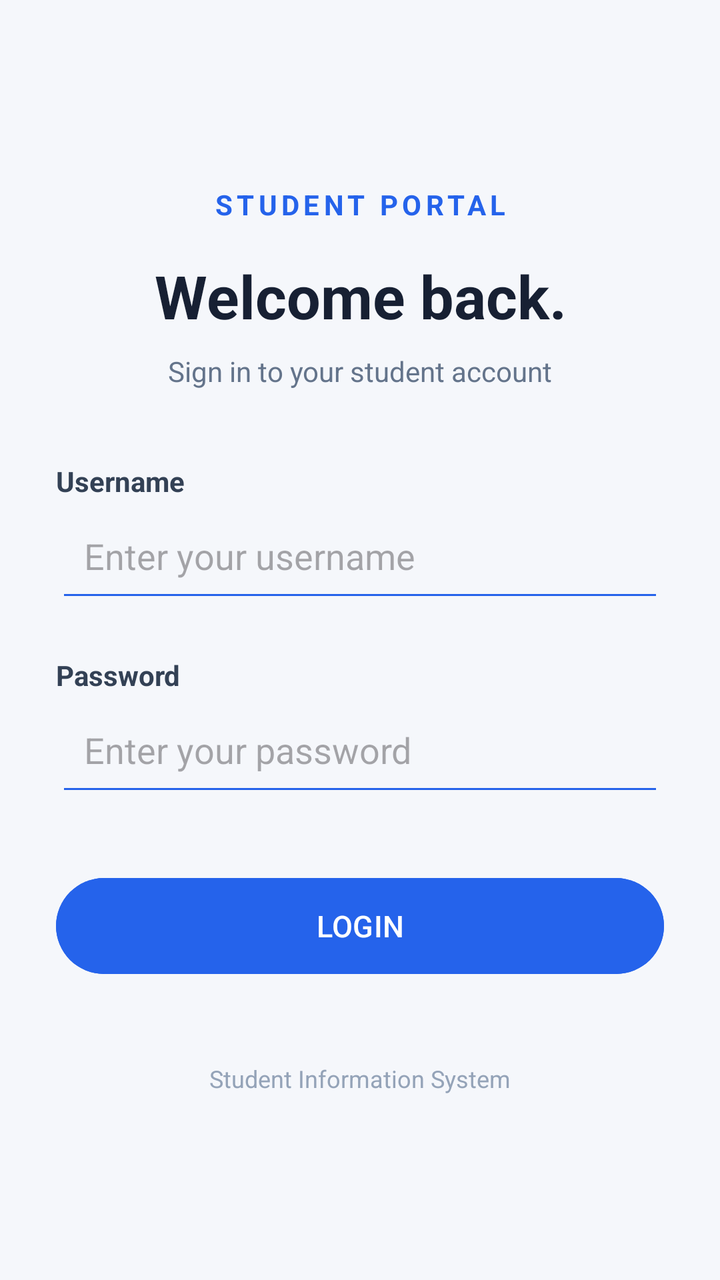
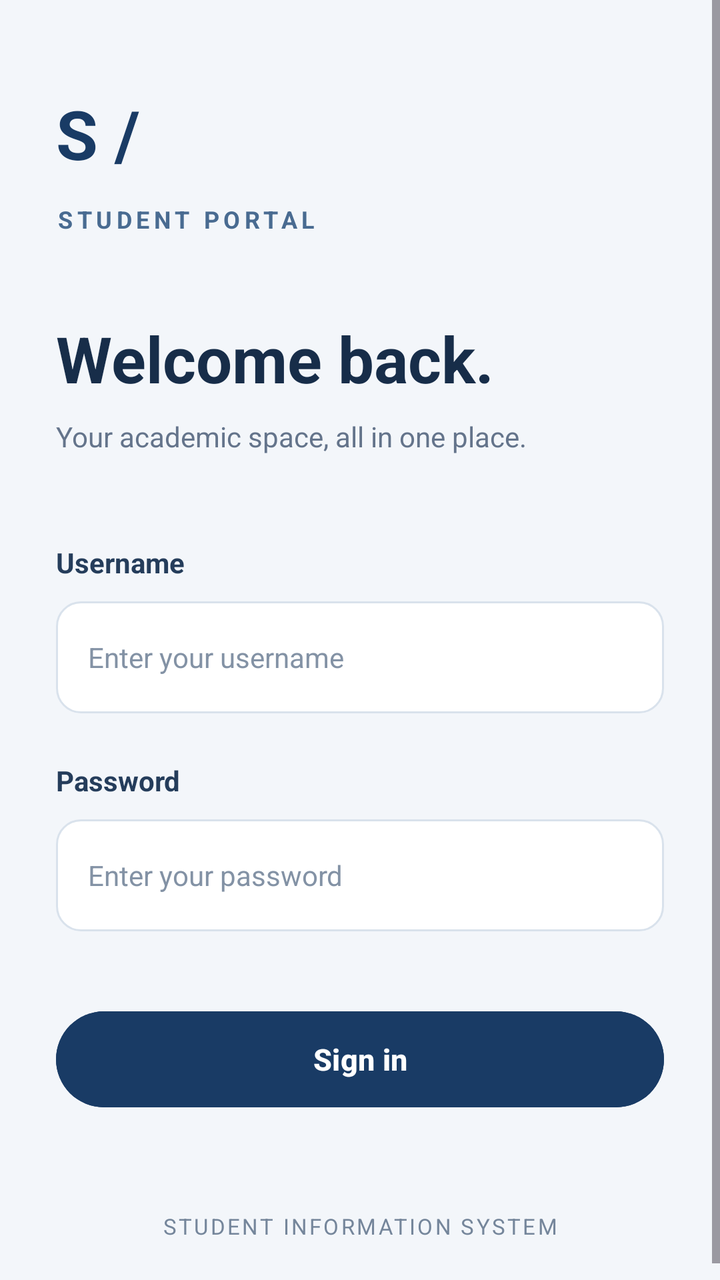

An Android layout rendered at two revisions. The XML below is the earlier revision; the diff shows what the commit changed to produce the second picture.
<!-- AndroidManifest.xml: application theme Theme.StudentInfoSystem -->
<!-- res/layout/activity_main.xml -->
<?xml version="1.0" encoding="utf-8"?>
<ScrollView
    xmlns:android="http://schemas.android.com/apk/res/android"
    android:layout_width="match_parent"
    android:layout_height="match_parent"
    android:fillViewport="true"
    android:background="#F5F7FB">

    <LinearLayout
        android:layout_width="match_parent"
        android:layout_height="wrap_content"
        android:orientation="vertical"
        android:gravity="center"
        android:padding="28dp">

        <TextView
            android:layout_width="match_parent"
            android:layout_height="wrap_content"
            android:text="STUDENT PORTAL"
            android:textColor="#2563EB"
            android:textSize="14sp"
            android:textStyle="bold"
            android:gravity="center"
            android:letterSpacing="0.15" />

        <TextView
            android:layout_width="match_parent"
            android:layout_height="wrap_content"
            android:text="Welcome back."
            android:textColor="#172033"
            android:textSize="30sp"
            android:textStyle="bold"
            android:gravity="center"
            android:layout_marginTop="16dp" />

        <TextView
            android:layout_width="match_parent"
            android:layout_height="wrap_content"
            android:text="Sign in to your student account"
            android:textColor="#64748B"
            android:textSize="14sp"
            android:gravity="center"
            android:layout_marginTop="8dp"
            android:layout_marginBottom="36dp" />

        <TextView
            android:layout_width="match_parent"
            android:layout_height="wrap_content"
            android:text="Username"
            android:textColor="#334155"
            android:textStyle="bold"
            android:textSize="14sp" />

        <EditText
            android:id="@+id/etUsername"
            android:layout_width="match_parent"
            android:layout_height="56dp"
            android:hint="Enter your username"
            android:inputType="text"
            android:singleLine="true"
            android:padding="14dp"
            android:backgroundTint="#2563EB" />

        <TextView
            android:layout_width="match_parent"
            android:layout_height="wrap_content"
            android:text="Password"
            android:textColor="#334155"
            android:textStyle="bold"
            android:textSize="14sp"
            android:layout_marginTop="22dp" />

        <EditText
            android:id="@+id/etPassword"
            android:layout_width="match_parent"
            android:layout_height="56dp"
            android:hint="Enter your password"
            android:inputType="textPassword"
            android:singleLine="true"
            android:padding="14dp"
            android:backgroundTint="#2563EB" />

        <Button
            android:id="@+id/btnLogin"
            android:layout_width="match_parent"
            android:layout_height="56dp"
            android:layout_marginTop="32dp"
            android:text="LOGIN"
            android:textSize="15sp"
            android:textColor="#FFFFFF"
            android:backgroundTint="#2563EB" />

        <TextView
            android:layout_width="match_parent"
            android:layout_height="wrap_content"
            android:text="Student Information System"
            android:textSize="12sp"
            android:textColor="#94A3B8"
            android:gravity="center"
            android:layout_marginTop="40dp" />

    </LinearLayout>
</ScrollView>
<!-- resources referenced by this layout -->
<resources>
  <style name="Theme.StudentInfoSystem" parent="Base.Theme.StudentInfoSystem" />
  <style name="Base.Theme.StudentInfoSystem" parent="Theme.Material3.DayNight.NoActionBar">
          
          
      </style>
</resources>

<!-- the commit's change to res/layout/activity_main.xml (unified diff, before → after) -->
@@ -1,103 +1,148 @@
 <?xml version="1.0" encoding="utf-8"?>
 <ScrollView
     xmlns:android="http://schemas.android.com/apk/res/android"
+    android:id="@+id/main"
     android:layout_width="match_parent"
     android:layout_height="match_parent"
-    android:fillViewport="true"
-    android:background="#F5F7FB">
+    android:background="#F3F6FA"
+    android:fillViewport="true">
 
     <LinearLayout
         android:layout_width="match_parent"
-        android:layout_height="wrap_content"
+        android:layout_height="match_parent"
         android:orientation="vertical"
-        android:gravity="center"
-        android:padding="28dp">
+        android:paddingStart="28dp"
+        android:paddingEnd="28dp"
+        android:paddingTop="44dp"
+        android:paddingBottom="28dp">
+
+        
+
+        <TextView
+            android:layout_width="wrap_content"
+            android:layout_height="wrap_content"
+            android:text="S /"
+            android:textColor="#193B65"
+            android:textSize="34sp"
+            android:textStyle="bold"
+            android:contentDescription="Student portal emblem" />
 
         <TextView
             android:layout_width="match_parent"
             android:layout_height="wrap_content"
+            android:layout_marginTop="12dp"
             android:text="STUDENT PORTAL"
-            android:textColor="#2563EB"
-            android:textSize="14sp"
+            android:textColor="#496B91"
+            android:textSize="12sp"
             android:textStyle="bold"
-            android:gravity="center"
-            android:letterSpacing="0.15" />
+            android:letterSpacing="0.18" />
+
+        
 
         <TextView
             android:layout_width="match_parent"
             android:layout_height="wrap_content"
+            android:layout_marginTop="40dp"
             android:text="Welcome back."
-            android:textColor="#172033"
-            android:textSize="30sp"
-            android:textStyle="bold"
-            android:gravity="center"
-            android:layout_marginTop="16dp" />
+            android:textColor="#172D49"
+            android:textSize="32sp"
+            android:textStyle="bold" />
 
         <TextView
             android:layout_width="match_parent"
             android:layout_height="wrap_content"
-            android:text="Sign in to your student account"
+            android:layout_marginTop="8dp"
+            android:text="Your academic space, all in one place."
             android:textColor="#64748B"
-            android:textSize="14sp"
-            android:gravity="center"
-            android:layout_marginTop="8dp"
-            android:layout_marginBottom="36dp" />
+            android:textSize="14sp" />
+
+        
 
         <TextView
+            android:id="@+id/labelUsername"
             android:layout_width="match_parent"
             android:layout_height="wrap_content"
+            android:layout_marginTop="44dp"
             android:text="Username"
-            android:textColor="#334155"
+            android:textColor="#253D5B"
+            android:textSize="14sp"
             android:textStyle="bold"
-            android:textSize="14sp" />
+            android:labelFor="@id/etUsername" />
 
         <EditText
             android:id="@+id/etUsername"
             android:layout_width="match_parent"
             android:layout_height="56dp"
+            android:layout_marginTop="10dp"
+            android:background="@drawable/bg_input"
             android:hint="Enter your username"
             android:inputType="text"
             android:singleLine="true"
-            android:padding="14dp"
-            android:backgroundTint="#2563EB" />
+            android:textColor="#172D49"
+            android:textColorHint="#8392A5"
+            android:textSize="14sp"
+            android:paddingStart="16dp"
+            android:paddingEnd="16dp"
+            android:autofillHints="username" />
 
         <TextView
+            android:id="@+id/labelPassword"
             android:layout_width="match_parent"
             android:layout_height="wrap_content"
+            android:layout_marginTop="24dp"
             android:text="Password"
-            android:textColor="#334155"
+            android:textColor="#253D5B"
+            android:textSize="14sp"
             android:textStyle="bold"
-            android:textSize="14sp"
-            android:layout_marginTop="22dp" />
+            android:labelFor="@id/etPassword" />
 
         <EditText
             android:id="@+id/etPassword"
             android:layout_width="match_parent"
             android:layout_height="56dp"
+            android:layout_marginTop="10dp"
+            android:background="@drawable/bg_input"
             android:hint="Enter your password"
             android:inputType="textPassword"
             android:singleLine="true"
-            android:padding="14dp"
-            android:backgroundTint="#2563EB" />
+            android:textColor="#172D49"
+            android:textColorHint="#8392A5"
+            android:textSize="14sp"
+            android:paddingStart="16dp"
+            android:paddingEnd="16dp"
+            android:autofillHints="password" />
+
+        
 
         <Button
             android:id="@+id/btnLogin"
             android:layout_width="match_parent"
             android:layout_height="56dp"
-            android:layout_marginTop="32dp"
-            android:text="LOGIN"
+            android:layout_marginTop="36dp"
+            android:text="Sign in"
+            android:textAllCaps="false"
             android:textSize="15sp"
+            android:textStyle="bold"
             android:textColor="#FFFFFF"
-            android:backgroundTint="#2563EB" />
+            android:backgroundTint="#193B65" />
+
+        
+
+        <Space
+            android:layout_width="match_parent"
+            android:layout_height="0dp"
+            android:layout_weight="1" />
 
         <TextView
             android:layout_width="match_parent"
             android:layout_height="wrap_content"
-            android:text="Student Information System"
-            android:textSize="12sp"
-            android:textColor="#94A3B8"
-            android:gravity="center"
-            android:layout_marginTop="40dp" />
+            android:layout_marginTop="48dp"
+            android:text="STUDENT INFORMATION SYSTEM"
+            android:textColor="#75869B"
+            android:textSize="11sp"
+            android:letterSpacing="0.10"
+            android:gravity="center" />
 
     </LinearLayout>
+
 </ScrollView>
<!-- resource entries referenced after the edit -->
@@ -1,5 +1,19 @@
 <!-- resources referenced by this layout -->
 <resources>
+  <!-- drawable bg_input (drawable) -->
+  <?xml version="1.0" encoding="utf-8"?>
+  <shape xmlns:android="http://schemas.android.com/apk/res/android"
+      android:shape="rectangle">
+  
+      <solid android:color="#FFFFFF" />
+  
+      <corners android:radius="12dp" />
+  
+      <stroke
+          android:width="1dp"
+          android:color="#D9E2EC" />
+  
+  </shape>
   <style name="Theme.StudentInfoSystem" parent="Base.Theme.StudentInfoSystem" />
   <style name="Base.Theme.StudentInfoSystem" parent="Theme.Material3.DayNight.NoActionBar">
           
